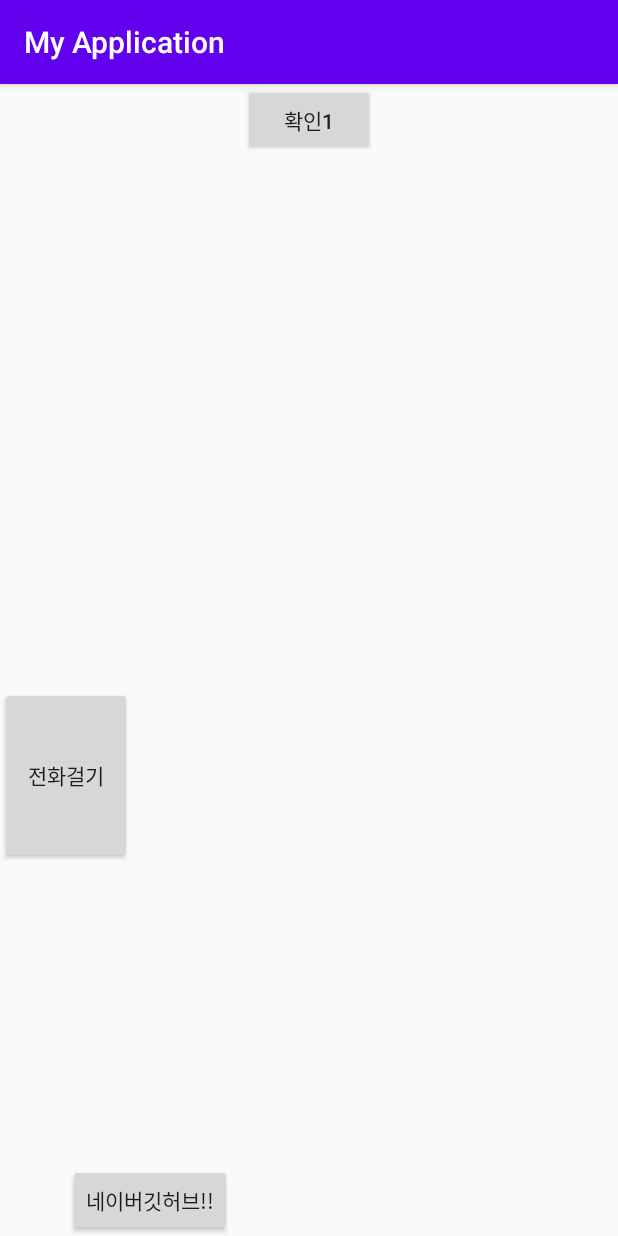
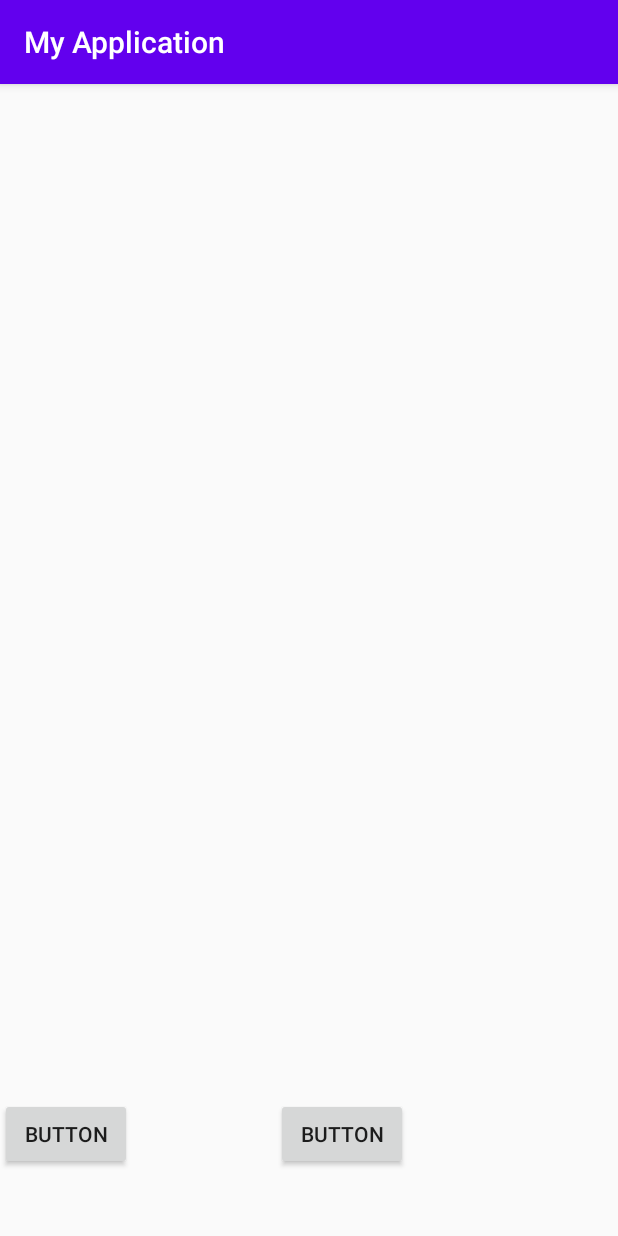
Before and after one commit to ksdhk/androidapp, an Android app: the screen it shows after launch (MainActivity), on a phone screen of 412 x 824 dp. Run offline under Robolectric (Android 15) with nearby library versions, the phone set to English and light mode, and no system bars.

Commit message:
2020-07-21_도전1

```diff
--- a/app/src/main/res/layout/activity_main.xml
+++ b/app/src/main/res/layout/activity_main.xml
@@ -10,31 +10,19 @@
         android:id="@+id/button"
         android:layout_width="wrap_content"
         android:layout_height="wrap_content"
-        android:onClick="onButton1Clicked"
-        android:text="확인1"
-        app:layout_constraintEnd_toEndOf="parent"
-        app:layout_constraintStart_toStartOf="parent"
-        app:layout_constraintTop_toTopOf="parent" />
+        android:layout_marginBottom="44dp"
+        android:text="Button"
+        app:layout_constraintBottom_toBottomOf="parent"
+        tools:layout_editor_absoluteX="60dp" />
 
     <Button
         android:id="@+id/button2"
         android:layout_width="wrap_content"
         android:layout_height="wrap_content"
-        android:layout_marginEnd="7dp"
-        android:layout_marginRight="7dp"
-        android:onClick="onButton2Clicked"
-        android:text="네이버깃허브!!"
+        android:layout_marginStart="96dp"
+        android:layout_marginLeft="96dp"
+        android:layout_marginBottom="44dp"
+        android:text="Button"
         app:layout_constraintBottom_toBottomOf="parent"
-        app:layout_constraintEnd_toStartOf="@+id/button" />
-
-    <Button
-        android:id="@+id/button3"
-        android:layout_width="wrap_content"
-        android:layout_height="118dp"
-        android:layout_marginBottom="200dp"
-        android:onClick="onButton3Clicked"
-        android:text="전화걸기"
-        app:layout_constraintBottom_toTopOf="@+id/button2"
-        app:layout_constraintStart_toStartOf="parent" />
-
+        app:layout_constraintStart_toEndOf="@+id/button" />
 </androidx.constraintlayout.widget.ConstraintLayout>
```
